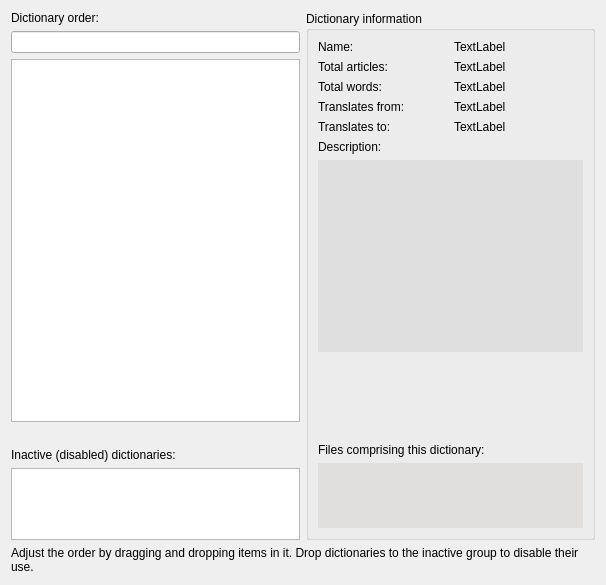
The window that src/ui/forms/orderandprops.ui (FrightenedFoxCN/goldendict) describes before a commit, drawn with Qt 5.
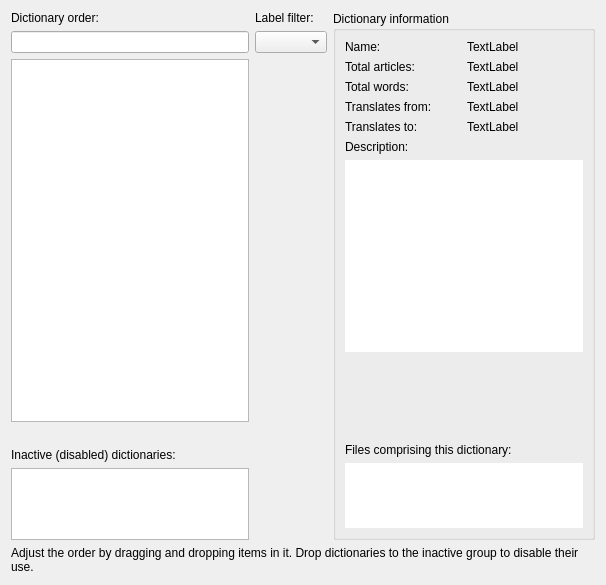
The same window after the commit. Custom widgets are drawn as their Qt base class.

Commit message:
feat: import dictionaries one-by-one and add labels
- Persist explicit dictionary files and dictionary labels in config
- Load explicit dictionary files before path scanning
- Add Import Dictionary action and Sources list for individual files
- Add dictionary labels with context-menu editing and display
- Add label filter to dictionaries list
- Fix dictionary info panel dark mode by removing hardcoded palettes

The edit to the form file:
```diff
--- a/src/ui/forms/orderandprops.ui
+++ b/src/ui/forms/orderandprops.ui
@@ -38,6 +38,13 @@
            </property>
           </widget>
          </item>
+        <item row="0" column="1">
+         <widget class="QLabel" name="labelFilterLabel">
+          <property name="text">
+           <string>Label filter:</string>
+          </property>
+         </widget>
+        </item>
          <item row="2" column="0">
           <widget class="DictListWidget" name="dictionaryOrder"/>
          </item>
@@ -57,6 +64,9 @@
          <item row="1" column="0">
           <widget class="QuickFilterLine" name="searchLine"/>
          </item>
+        <item row="1" column="1">
+         <widget class="QComboBox" name="labelFilter"/>
+        </item>
         </layout>
        </item>
       </layout>
@@ -168,43 +178,6 @@
         </item>
         <item>
          <widget class="QPlainTextEdit" name="dictionaryDescription">
-          <property name="palette">
-           <palette>
-            <active>
-             <colorrole role="Base">
-              <brush brushstyle="SolidPattern">
-               <color alpha="255">
-                <red>224</red>
-                <green>223</green>
-                <blue>223</blue>
-               </color>
-              </brush>
-             </colorrole>
-            </active>
-            <inactive>
-             <colorrole role="Base">
-              <brush brushstyle="SolidPattern">
-               <color alpha="255">
-                <red>224</red>
-                <green>223</green>
-                <blue>223</blue>
-               </color>
-              </brush>
-             </colorrole>
-            </inactive>
-            <disabled>
-             <colorrole role="Base">
-              <brush brushstyle="SolidPattern">
-               <color alpha="255">
-                <red>212</red>
-                <green>208</green>
-                <blue>200</blue>
-               </color>
-              </brush>
-             </colorrole>
-            </disabled>
-           </palette>
-          </property>
           <property name="frameShape">
            <enum>QFrame::NoFrame</enum>
           </property>
@@ -266,43 +239,6 @@
             <height>65</height>
            </size>
           </property>
-          <property name="palette">
-           <palette>
-            <active>
-             <colorrole role="Base">
-              <brush brushstyle="SolidPattern">
-               <color alpha="255">
-                <red>224</red>
-                <green>223</green>
-                <blue>222</blue>
-               </color>
-              </brush>
-             </colorrole>
-            </active>
-            <inactive>
-             <colorrole role="Base">
-              <brush brushstyle="SolidPattern">
-               <color alpha="255">
-                <red>224</red>
-                <green>223</green>
-                <blue>222</blue>
-               </color>
-              </brush>
-             </colorrole>
-            </inactive>
-            <disabled>
-             <colorrole role="Base">
-              <brush brushstyle="SolidPattern">
-               <color alpha="255">
-                <red>224</red>
-                <green>223</green>
-                <blue>222</blue>
-               </color>
-              </brush>
-             </colorrole>
-            </disabled>
-           </palette>
-          </property>
           <property name="frameShape">
            <enum>QFrame::NoFrame</enum>
           </property>
```
The commit also changes 15 other files.
